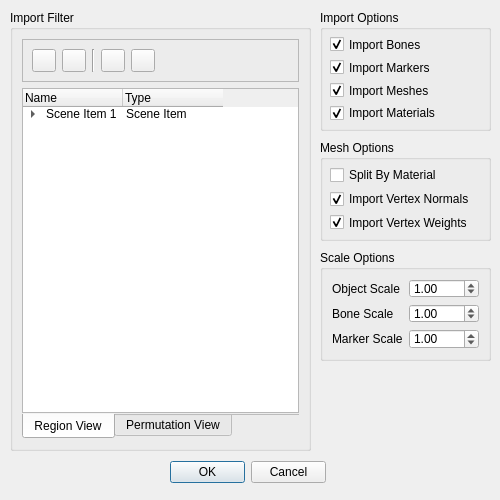
This is Reclaimer.Integration3d/reclaimer/ui/widget.ui in Gravemind2401/Reclaimer as Qt 5 draws it before an edit. The edited form follows.
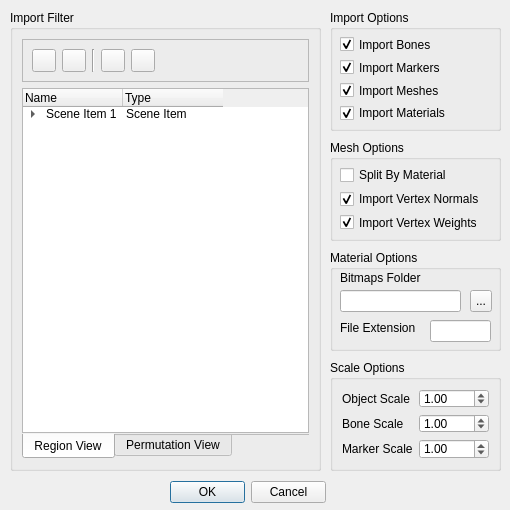
This is the edited form. Icons and pictures are not drawn.

Commit message: add bitmap folder and extension field to rmf import ui

What changed in the file:
```diff
--- a/Reclaimer.Integration3d/reclaimer/ui/widget.ui
+++ b/Reclaimer.Integration3d/reclaimer/ui/widget.ui
@@ -6,21 +6,21 @@
    <rect>
     <x>0</x>
     <y>0</y>
-    <width>500</width>
-    <height>500</height>
+    <width>510</width>
+    <height>510</height>
    </rect>
   </property>
   <property name="minimumSize">
    <size>
-    <width>500</width>
-    <height>500</height>
+    <width>510</width>
+    <height>510</height>
    </size>
   </property>
   <widget class="QDialogButtonBox" name="buttonBox">
    <property name="geometry">
     <rect>
      <x>170</x>
-     <y>460</y>
+     <y>480</y>
      <width>156</width>
      <height>24</height>
     </rect>
@@ -35,7 +35,7 @@
   <widget class="QGroupBox" name="groupBox_importOptions">
    <property name="geometry">
     <rect>
-     <x>320</x>
+     <x>330</x>
      <y>10</y>
      <width>171</width>
      <height>121</height>
@@ -115,7 +115,7 @@
   <widget class="QGroupBox" name="groupBox_meshOptions">
    <property name="geometry">
     <rect>
-     <x>320</x>
+     <x>330</x>
      <y>140</y>
      <width>171</width>
      <height>101</height>
@@ -175,8 +175,8 @@
     <rect>
      <x>10</x>
      <y>10</y>
-     <width>301</width>
-     <height>441</height>
+     <width>311</width>
+     <height>461</height>
     </rect>
    </property>
    <property name="title">
@@ -424,8 +424,8 @@
   <widget class="QGroupBox" name="groupBox_scaleOptions">
    <property name="geometry">
     <rect>
-     <x>320</x>
-     <y>250</y>
+     <x>330</x>
+     <y>360</y>
      <width>171</width>
      <height>111</height>
     </rect>
@@ -481,6 +481,78 @@
     </item>
    </layout>
   </widget>
+  <widget class="QGroupBox" name="groupBox_materialOptions">
+   <property name="geometry">
+    <rect>
+     <x>330</x>
+     <y>250</y>
+     <width>171</width>
+     <height>101</height>
+    </rect>
+   </property>
+   <property name="title">
+    <string>Material Options</string>
+   </property>
+   <widget class="QLineEdit" name="lineEdit_bitmapsFolder">
+    <property name="geometry">
+     <rect>
+      <x>10</x>
+      <y>40</y>
+      <width>121</width>
+      <height>22</height>
+     </rect>
+    </property>
+   </widget>
+   <widget class="QLabel" name="label">
+    <property name="geometry">
+     <rect>
+      <x>10</x>
+      <y>20</y>
+      <width>151</width>
+      <height>16</height>
+     </rect>
+    </property>
+    <property name="text">
+     <string>Bitmaps Folder</string>
+    </property>
+   </widget>
+   <widget class="QToolButton" name="toolButton_bitmapsFolder">
+    <property name="geometry">
+     <rect>
+      <x>140</x>
+      <y>40</y>
+      <width>22</width>
+      <height>22</height>
+     </rect>
+    </property>
+    <property name="text">
+     <string>...</string>
+    </property>
+   </widget>
+   <widget class="QLineEdit" name="lineEdit_bitmapsExtension">
+    <property name="geometry">
+     <rect>
+      <x>100</x>
+      <y>70</y>
+      <width>61</width>
+      <height>22</height>
+     </rect>
+    </property>
+   </widget>
+   <widget class="QLabel" name="label_2">
+    <property name="geometry">
+     <rect>
+      <x>10</x>
+      <y>70</y>
+      <width>81</width>
+      <height>16</height>
+     </rect>
+    </property>
+    <property name="text">
+     <string>File Extension</string>
+    </property>
+   </widget>
+  </widget>
  </widget>
  <tabstops>
   <tabstop>checkBox_importBones</tabstop>
```
Left out of the diff: 16 changed lines with no effect on the pictures. The commit also changes 3 other files.
